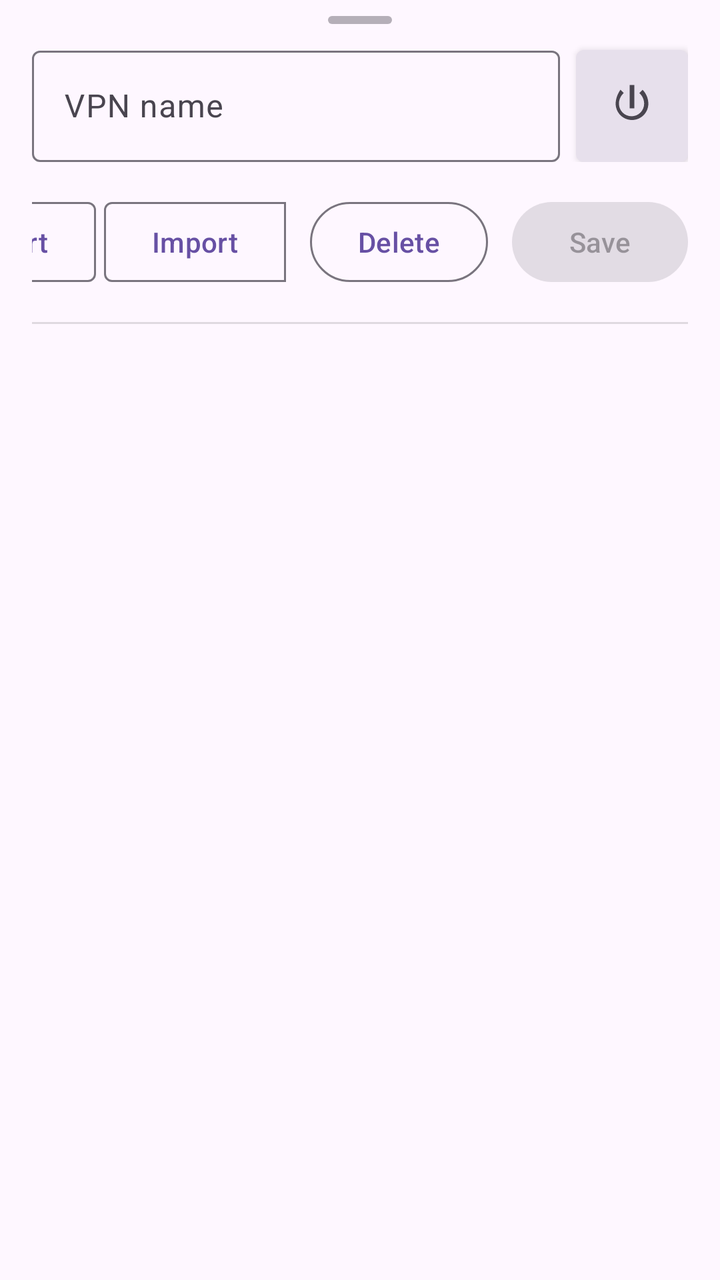
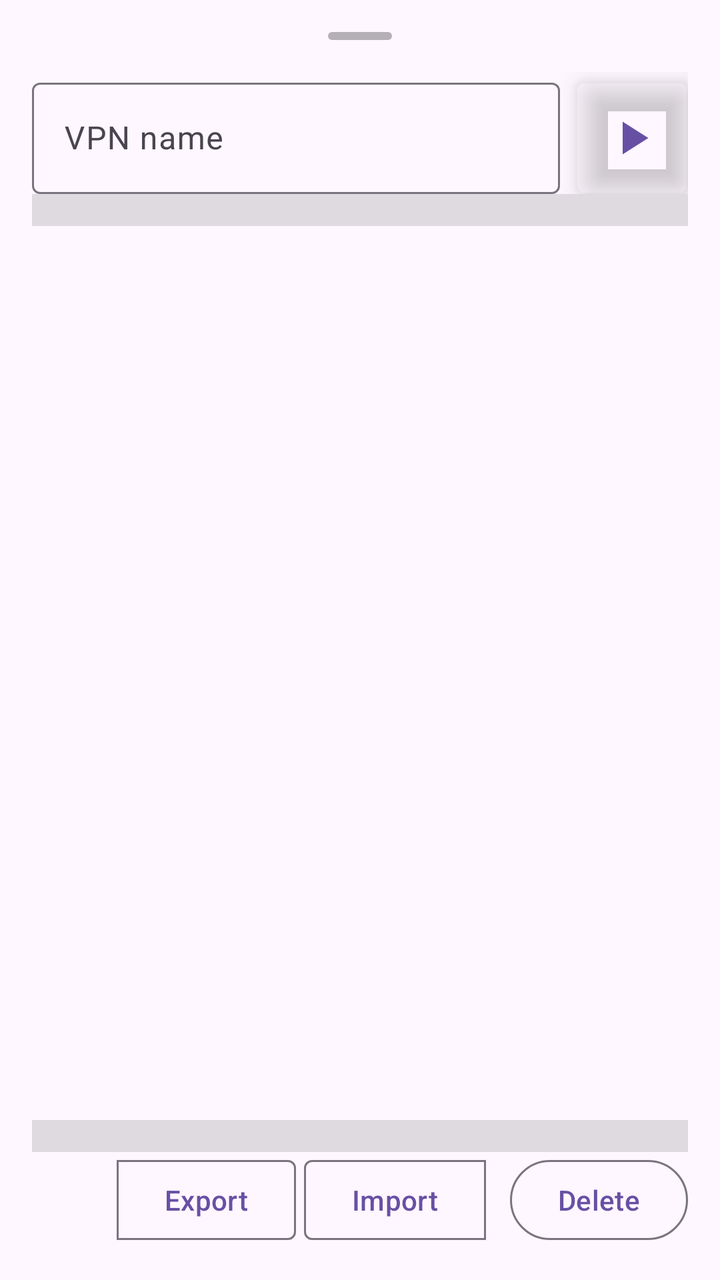

Screens rendered from an Android XML layout before and after an edit, with the pre-edit source and the edit as a unified diff.
<!-- AndroidManifest.xml: application theme Theme.Kqt -->
<!-- res/layout/sheet_edit_vpn.xml -->
<?xml version="1.0" encoding="utf-8"?>
<androidx.core.widget.NestedScrollView xmlns:android="http://schemas.android.com/apk/res/android"
    xmlns:app="http://schemas.android.com/apk/res-auto"
    android:layout_width="match_parent"
    android:layout_height="match_parent"
    android:fillViewport="true">

    <LinearLayout
        android:layout_width="match_parent"
        android:layout_height="match_parent"
        android:orientation="vertical">

        
        <View
            android:id="@+id/dragHandle"
            android:layout_width="32dp"
            android:layout_height="4dp"
            android:layout_gravity="center_horizontal"
            android:layout_marginTop="8dp"
            android:layout_marginBottom="8dp"
            android:alpha="0.4"
            android:background="@drawable/bottom_sheet_handle" />

        <LinearLayout
            android:layout_width="match_parent"
            android:layout_height="match_parent"
            android:orientation="vertical"
            android:paddingStart="16dp"
            android:paddingEnd="16dp"
            android:paddingBottom="16dp">

            <LinearLayout
                android:layout_width="match_parent"
                android:layout_height="wrap_content"
                android:orientation="horizontal">

            <com.google.android.material.textfield.TextInputLayout
                style="@style/Widget.Material3.TextInputLayout.OutlinedBox"
                android:layout_width="0dp"
                android:layout_height="wrap_content"
                android:layout_gravity="center_vertical"
                android:layout_weight="1"
                android:minHeight="@dimen/vpn_field_height"
                android:hint="@string/vpn_name"
                app:boxCornerRadiusBottomEnd="@dimen/vpn_field_corner"
                app:boxCornerRadiusBottomStart="@dimen/vpn_field_corner"
                app:boxCornerRadiusTopEnd="@dimen/vpn_field_corner"
                app:boxCornerRadiusTopStart="@dimen/vpn_field_corner">

                <com.google.android.material.textfield.TextInputEditText
                    android:id="@+id/nameInput"
                    android:layout_width="match_parent"
                    android:layout_height="match_parent"
                    android:gravity="center_vertical" />
            </com.google.android.material.textfield.TextInputLayout>

            <com.google.android.material.button.MaterialButton
                android:id="@+id/toggleIconButton"
                style="@style/Widget.Material3.Button.IconButton"
                android:layout_width="@dimen/vpn_field_height"
                android:layout_height="@dimen/vpn_field_height"
                android:layout_marginStart="8dp"
                android:layout_gravity="bottom"
                android:checkable="true"
                android:contentDescription="@string/toggle_vpn"
                android:elevation="@dimen/vpn_icon_button_elevation"
                android:insetLeft="0dp"
                android:insetTop="0dp"
                android:insetRight="0dp"
                android:insetBottom="0dp"
                android:padding="0dp"
                app:backgroundTint="@color/tint_toggle_background"
                app:cornerRadius="@dimen/vpn_field_corner"
                app:icon="@drawable/ic_power"
                app:iconGravity="textTop"
                app:iconPadding="0dp"
                app:iconSize="28dp"
                app:iconTint="@color/tint_toggle_icon" />
        </LinearLayout>

        
        <HorizontalScrollView
            android:layout_width="match_parent"
            android:layout_height="wrap_content"
            android:layout_marginTop="16dp"
            android:scrollbars="none"
            android:layoutDirection="rtl">

            <LinearLayout
                android:layout_width="wrap_content"
                android:layout_height="wrap_content"
                android:orientation="horizontal"
                android:layoutDirection="ltr">

                <com.google.android.material.button.MaterialButton
                    android:id="@+id/exportButton"
                    style="@style/Widget.Material3.Button.OutlinedButton"
                    android:layout_width="wrap_content"
                    android:layout_height="wrap_content"
                    android:text="@string/export_cfg"
                    app:shapeAppearance="@style/ShapeAppearance.Material3.Corner.Left" />

                <com.google.android.material.button.MaterialButton
                    android:id="@+id/importButton"
                    style="@style/Widget.Material3.Button.OutlinedButton"
                    android:layout_width="wrap_content"
                    android:layout_height="wrap_content"
                    android:layout_marginStart="4dp"
                    android:text="@string/import_cfg"
                    app:shapeAppearance="@style/ShapeAppearance.Material3.Corner.Right" />

                <com.google.android.material.button.MaterialButton
                    android:id="@+id/deleteButton"
                    style="@style/Widget.Material3.Button.OutlinedButton"
                    android:layout_width="wrap_content"
                    android:layout_height="wrap_content"
                    android:layout_marginStart="12dp"
                    android:text="@string/delete" />

                <com.google.android.material.button.MaterialButton
                    android:id="@+id/saveButton"
                    style="@style/Widget.Material3.Button"
                    android:layout_width="wrap_content"
                    android:layout_height="wrap_content"
                    android:layout_marginStart="12dp"
                    android:enabled="false"
                    android:text="@string/save" />
            </LinearLayout>
        </HorizontalScrollView>

        
        <View
            android:layout_width="match_parent"
            android:layout_height="1dp"
            android:layout_marginTop="16dp"
            android:layout_marginBottom="12dp"
            android:background="?android:attr/listDivider" />

        
        <FrameLayout
            android:id="@+id/editorContainer"
            android:layout_width="match_parent"
            android:layout_height="0dp"
            android:layout_weight="1"
            android:minHeight="240dp">

            
            <FrameLayout
                android:id="@+id/codeEditorWrapper"
                android:layout_width="match_parent"
                android:layout_height="match_parent"
                android:padding="12dp"
                android:visibility="gone">

                
                <io.github.rosemoe.sora.widget.CodeEditor
                    android:id="@+id/codeEditor"
                    android:layout_width="match_parent"
                    android:layout_height="match_parent" />
            </FrameLayout>

            
            <LinearLayout
                android:id="@+id/decryptPlaceholder"
                android:layout_width="match_parent"
                android:layout_height="match_parent"
                android:orientation="vertical"
                android:gravity="top|center_horizontal"
                android:padding="40dp"
                android:background="@drawable/config_text_background"
                android:clickable="true"
                android:focusable="true"
                android:visibility="gone">

                <ImageView
                    android:layout_width="48dp"
                    android:layout_height="48dp"
                    android:src="@drawable/ic_lock_open"
                    android:alpha="0.4"
                    android:importantForAccessibility="no" />

                <TextView
                    android:layout_width="wrap_content"
                    android:layout_height="wrap_content"
                    android:layout_marginTop="12dp"
                    android:text="@string/decrypt_config"
                    android:textSize="16sp"
                    android:alpha="0.6" />
            </LinearLayout>

            
            <LinearLayout
                android:id="@+id/addConfigPlaceholder"
                android:layout_width="match_parent"
                android:layout_height="match_parent"
                android:orientation="vertical"
                android:gravity="top|center_horizontal"
                android:padding="40dp"
                android:background="@drawable/config_text_background"
                android:clickable="true"
                android:focusable="true"
                android:visibility="gone">

                <ImageView
                    android:layout_width="48dp"
                    android:layout_height="48dp"
                    android:src="@drawable/ic_add"
                    android:alpha="0.4"
                    android:importantForAccessibility="no" />

                <TextView
                    android:layout_width="wrap_content"
                    android:layout_height="wrap_content"
                    android:layout_marginTop="12dp"
                    android:text="@string/add_example_config"
                    android:textSize="16sp"
                    android:alpha="0.6" />
            </LinearLayout>
        </FrameLayout>
        </LinearLayout>
    </LinearLayout>
</androidx.core.widget.NestedScrollView>
<!-- resources referenced by this layout -->
<resources>
  <dimen name="vpn_field_corner">4dp</dimen>
  <dimen name="vpn_field_height">56dp</dimen>
  <dimen name="vpn_icon_button_elevation">2dp</dimen>
  <!-- drawable bottom_sheet_handle (drawable) -->
  <?xml version="1.0" encoding="utf-8"?>
  <shape xmlns:android="http://schemas.android.com/apk/res/android"
      android:shape="rectangle">
      <solid android:color="?attr/colorOnSurfaceVariant" />
      <corners android:radius="2dp" />
  </shape>
  <!-- drawable config_text_background (drawable) -->
  <?xml version="1.0" encoding="utf-8"?>
  <shape xmlns:android="http://schemas.android.com/apk/res/android"
      android:shape="rectangle">
      <solid android:color="#1A000000" />
      <corners android:radius="8dp" />
      <stroke
          android:width="1dp"
          android:color="#33000000" />
  </shape>
  <!-- drawable ic_add (drawable) -->
  <vector xmlns:android="http://schemas.android.com/apk/res/android"
      android:width="24dp"
      android:height="24dp"
      android:viewportWidth="24"
      android:viewportHeight="24"
      android:tint="?attr/colorControlNormal">
      <path
          android:fillColor="@android:color/white"
          android:pathData="M19,13h-6v6h-2v-6H5v-2h6V5h2v6h6v2z"/>
  </vector>
  <!-- drawable ic_lock_open (drawable) -->
  <vector xmlns:android="http://schemas.android.com/apk/res/android"
      android:width="24dp"
      android:height="24dp"
      android:viewportWidth="960"
      android:viewportHeight="960"
      android:tint="?attr/colorControlNormal">
      <path
          android:fillColor="@android:color/white"
          android:pathData="M240,320h360v-80q0,-50 -35,-85t-85,-35q-50,0 -85,35t-35,85h-80q0,-83 58.5,-141.5T480,40q83,0 141.5,58.5T680,240v80h40q33,0 56.5,23.5T800,400v400q0,33 -23.5,56.5T720,880H240q-33,0 -56.5,-23.5T160,800v-400q0,-33 23.5,-56.5T240,320Zm0,480h480v-400H240v400Zm296.5,-143.5Q560,633 560,600t-23.5,-56.5Q513,520 480,520t-56.5,23.5Q400,567 400,600t23.5,56.5Q447,680 480,680t56.5,-23.5ZM240,800v-400 400Z"/>
  </vector>
  <!-- drawable ic_power (drawable) -->
  <?xml version="1.0" encoding="utf-8"?>
  <vector xmlns:android="http://schemas.android.com/apk/res/android"
      android:width="24dp"
      android:height="24dp"
      android:viewportWidth="24"
      android:viewportHeight="24">
      <path
          android:fillColor="#FF000000"
          android:pathData="M11,3h2v10h-2zM7.05,5.05l1.41,1.41C7.17,7.61 6.4,9.25 6.4,11c0,2.98 2.42,5.4 5.4,5.4s5.4,-2.42 5.4,-5.4c0,-1.75 -0.77,-3.39 -2.06,-4.54l1.41,-1.41C18.04,6.56 19,8.74 19,11c0,3.87 -3.13,7 -7,7s-7,-3.13 -7,-7c0,-2.26 0.96,-4.44 2.05,-5.95z" />
  </vector>
  <string name="add_example_config">Add Example Config</string>
  <string name="decrypt_config">Decrypt configuration</string>
  <string name="delete">Delete</string>
  <string name="export_cfg">Export</string>
  <string name="import_cfg">Import</string>
  <string name="save">Save</string>
  <string name="toggle_vpn">Toggle VPN</string>
  <string name="vpn_name">VPN name</string>
  <style name="ShapeAppearance.Material3.Corner.Left" parent="@style/ShapeAppearance.M3.Comp.Button.Small.Container.Shape.Round">
          <item name="cornerFamily">rounded</item>
          <item name="cornerSizeTopRight">4dp</item>
          <item name="cornerSizeBottomRight">4dp</item>
      </style>
  <style name="ShapeAppearance.Material3.Corner.Right" parent="@style/ShapeAppearance.M3.Comp.Button.Small.Container.Shape.Round">
          <item name="cornerFamily">rounded</item>
          <item name="cornerSizeTopLeft">4dp</item>
          <item name="cornerSizeBottomLeft">4dp</item>
      </style>
  <style name="Theme.Kqt" parent="Theme.Material3.DayNight.NoActionBar">
  
      </style>
</resources>

<!-- the commit's change to res/layout/sheet_edit_vpn.xml (unified diff, before → after) -->
@@ -1,38 +1,34 @@
 <?xml version="1.0" encoding="utf-8"?>
-<androidx.core.widget.NestedScrollView xmlns:android="http://schemas.android.com/apk/res/android"
+<LinearLayout xmlns:android="http://schemas.android.com/apk/res/android"
     xmlns:app="http://schemas.android.com/apk/res-auto"
+    android:id="@+id/bottomSheetContent"
     android:layout_width="match_parent"
     android:layout_height="match_parent"
-    android:fillViewport="true">
+    android:orientation="vertical">
+
+    
+    <View
+        android:id="@+id/dragHandle"
+        android:layout_width="32dp"
+        android:layout_height="4dp"
+        android:layout_gravity="center_horizontal"
+        android:layout_marginTop="16dp"
+        android:layout_marginBottom="16dp"
+        android:alpha="0.4"
+        android:background="@drawable/bottom_sheet_handle" />
 
     <LinearLayout
         android:layout_width="match_parent"
         android:layout_height="match_parent"
-        android:orientation="vertical">
-
-        
-        <View
-            android:id="@+id/dragHandle"
-            android:layout_width="32dp"
-            android:layout_height="4dp"
-            android:layout_gravity="center_horizontal"
-            android:layout_marginTop="8dp"
-            android:layout_marginBottom="8dp"
-            android:alpha="0.4"
-            android:background="@drawable/bottom_sheet_handle" />
+        android:orientation="vertical"
+        android:paddingStart="16dp"
+        android:paddingEnd="16dp"
+        android:paddingBottom="16dp">
 
         <LinearLayout
             android:layout_width="match_parent"
-            android:layout_height="match_parent"
-            android:orientation="vertical"
-            android:paddingStart="16dp"
-            android:paddingEnd="16dp"
-            android:paddingBottom="16dp">
-
-            <LinearLayout
-                android:layout_width="match_parent"
-                android:layout_height="wrap_content"
-                android:orientation="horizontal">
+            android:layout_height="wrap_content"
+            android:orientation="horizontal">
 
             <com.google.android.material.textfield.TextInputLayout
                 style="@style/Widget.Material3.TextInputLayout.OutlinedBox"
@@ -40,8 +36,8 @@
                 android:layout_height="wrap_content"
                 android:layout_gravity="center_vertical"
                 android:layout_weight="1"
+                android:hint="@string/vpn_name"
                 android:minHeight="@dimen/vpn_field_height"
-                android:hint="@string/vpn_name"
                 app:boxCornerRadiusBottomEnd="@dimen/vpn_field_corner"
                 app:boxCornerRadiusBottomStart="@dimen/vpn_field_corner"
                 app:boxCornerRadiusTopEnd="@dimen/vpn_field_corner"
@@ -59,9 +55,8 @@
                 style="@style/Widget.Material3.Button.IconButton"
                 android:layout_width="@dimen/vpn_field_height"
                 android:layout_height="@dimen/vpn_field_height"
+                android:layout_gravity="bottom"
                 android:layout_marginStart="8dp"
-                android:layout_gravity="bottom"
-                android:checkable="true"
                 android:contentDescription="@string/toggle_vpn"
                 android:elevation="@dimen/vpn_icon_button_elevation"
                 android:insetLeft="0dp"
@@ -69,71 +64,17 @@
                 android:insetRight="0dp"
                 android:insetBottom="0dp"
                 android:padding="0dp"
-                app:backgroundTint="@color/tint_toggle_background"
                 app:cornerRadius="@dimen/vpn_field_corner"
-                app:icon="@drawable/ic_power"
-                app:iconGravity="textTop"
+                app:icon="@drawable/ic_play"
+                app:iconGravity="textStart"
                 app:iconPadding="0dp"
-                app:iconSize="28dp"
-                app:iconTint="@color/tint_toggle_icon" />
+                app:iconSize="28dp" />
         </LinearLayout>
 
         
-        <HorizontalScrollView
-            android:layout_width="match_parent"
-            android:layout_height="wrap_content"
-            android:layout_marginTop="16dp"
-            android:scrollbars="none"
-            android:layoutDirection="rtl">
-
-            <LinearLayout
-                android:layout_width="wrap_content"
-                android:layout_height="wrap_content"
-                android:orientation="horizontal"
-                android:layoutDirection="ltr">
-
-                <com.google.android.material.button.MaterialButton
-                    android:id="@+id/exportButton"
-                    style="@style/Widget.Material3.Button.OutlinedButton"
-                    android:layout_width="wrap_content"
-                    android:layout_height="wrap_content"
-                    android:text="@string/export_cfg"
-                    app:shapeAppearance="@style/ShapeAppearance.Material3.Corner.Left" />
-
-                <com.google.android.material.button.MaterialButton
-                    android:id="@+id/importButton"
-                    style="@style/Widget.Material3.Button.OutlinedButton"
-                    android:layout_width="wrap_content"
-                    android:layout_height="wrap_content"
-                    android:layout_marginStart="4dp"
-                    android:text="@string/import_cfg"
-                    app:shapeAppearance="@style/ShapeAppearance.Material3.Corner.Right" />
-
-                <com.google.android.material.button.MaterialButton
-                    android:id="@+id/deleteButton"
-                    style="@style/Widget.Material3.Button.OutlinedButton"
-                    android:layout_width="wrap_content"
-                    android:layout_height="wrap_content"
-                    android:layout_marginStart="12dp"
-                    android:text="@string/delete" />
-
-                <com.google.android.material.button.MaterialButton
-                    android:id="@+id/saveButton"
-                    style="@style/Widget.Material3.Button"
-                    android:layout_width="wrap_content"
-                    android:layout_height="wrap_content"
-                    android:layout_marginStart="12dp"
-                    android:enabled="false"
-                    android:text="@string/save" />
-            </LinearLayout>
-        </HorizontalScrollView>
-
-        
         <View
             android:layout_width="match_parent"
-            android:layout_height="1dp"
-            android:layout_marginTop="16dp"
-            android:layout_marginBottom="12dp"
+            android:layout_height="16dp"
             android:background="?android:attr/listDivider" />
 
         
@@ -164,28 +105,28 @@
                 android:id="@+id/decryptPlaceholder"
                 android:layout_width="match_parent"
                 android:layout_height="match_parent"
-                android:orientation="vertical"
-                android:gravity="top|center_horizontal"
-                android:padding="40dp"
                 android:background="@drawable/config_text_background"
                 android:clickable="true"
                 android:focusable="true"
+                android:gravity="top|center_horizontal"
+                android:orientation="vertical"
+                android:padding="40dp"
                 android:visibility="gone">
 
                 <ImageView
                     android:layout_width="48dp"
                     android:layout_height="48dp"
-                    android:src="@drawable/ic_lock_open"
                     android:alpha="0.4"
-                    android:importantForAccessibility="no" />
+                    android:importantForAccessibility="no"
+                    android:src="@drawable/ic_lock_open" />
 
                 <TextView
                     android:layout_width="wrap_content"
                     android:layout_height="wrap_content"
                     android:layout_marginTop="12dp"
+                    android:alpha="0.6"
                     android:text="@string/decrypt_config"
-                    android:textSize="16sp"
-                    android:alpha="0.6" />
+                    android:textSize="16sp" />
             </LinearLayout>
 
             
@@ -193,30 +134,68 @@
                 android:id="@+id/addConfigPlaceholder"
                 android:layout_width="match_parent"
                 android:layout_height="match_parent"
-                android:orientation="vertical"
-                android:gravity="top|center_horizontal"
-                android:padding="40dp"
                 android:background="@drawable/config_text_background"
                 android:clickable="true"
                 android:focusable="true"
+                android:gravity="top|center_horizontal"
+                android:orientation="vertical"
+                android:padding="40dp"
                 android:visibility="gone">
 
                 <ImageView
                     android:layout_width="48dp"
                     android:layout_height="48dp"
-                    android:src="@drawable/ic_add"
                     android:alpha="0.4"
-                    android:importantForAccessibility="no" />
+                    android:importantForAccessibility="no"
+                    android:src="@drawable/ic_add" />
 
                 <TextView
                     android:layout_width="wrap_content"
                     android:layout_height="wrap_content"
                     android:layout_marginTop="12dp"
+                    android:alpha="0.6"
                     android:text="@string/add_example_config"
-                    android:textSize="16sp"
-                    android:alpha="0.6" />
+                    android:textSize="16sp" />
             </LinearLayout>
         </FrameLayout>
+
+        
+        <View
+            android:layout_width="match_parent"
+            android:layout_height="16dp"
+            android:background="?android:attr/listDivider" />
+
+        
+        <LinearLayout
+            android:layout_width="wrap_content"
+            android:layout_height="wrap_content"
+            android:layout_gravity="end"
+            android:orientation="horizontal">
+
+            <com.google.android.material.button.MaterialButton
+                android:id="@+id/exportButton"
+                style="@style/Widget.Material3.Button.OutlinedButton"
+                android:layout_width="wrap_content"
+                android:layout_height="wrap_content"
+                android:text="@string/export_cfg"
+                app:shapeAppearance="@style/ShapeAppearance.Material3.Corner.Left" />
+
+            <com.google.android.material.button.MaterialButton
+                android:id="@+id/importButton"
+                style="@style/Widget.Material3.Button.OutlinedButton"
+                android:layout_width="wrap_content"
+                android:layout_height="wrap_content"
+                android:layout_marginStart="4dp"
+                android:text="@string/import_cfg"
+                app:shapeAppearance="@style/ShapeAppearance.Material3.Corner.Right" />
+
+            <com.google.android.material.button.MaterialButton
+                android:id="@+id/deleteButton"
+                style="@style/Widget.Material3.Button.OutlinedButton"
+                android:layout_width="wrap_content"
+                android:layout_height="wrap_content"
+                android:layout_marginStart="12dp"
+                android:text="@string/delete" />
         </LinearLayout>
     </LinearLayout>
-</androidx.core.widget.NestedScrollView>
+</LinearLayout>
<!-- resource entries referenced after the edit -->
@@ -2,7 +2,7 @@
 <resources>
   <dimen name="vpn_field_corner">4dp</dimen>
   <dimen name="vpn_field_height">56dp</dimen>
-  <dimen name="vpn_icon_button_elevation">2dp</dimen>
+  <dimen name="vpn_icon_button_elevation">8dp</dimen>
   <!-- drawable bottom_sheet_handle (drawable) -->
   <?xml version="1.0" encoding="utf-8"?>
   <shape xmlns:android="http://schemas.android.com/apk/res/android"
@@ -42,23 +42,22 @@
           android:fillColor="@android:color/white"
           android:pathData="M240,320h360v-80q0,-50 -35,-85t-85,-35q-50,0 -85,35t-35,85h-80q0,-83 58.5,-141.5T480,40q83,0 141.5,58.5T680,240v80h40q33,0 56.5,23.5T800,400v400q0,33 -23.5,56.5T720,880H240q-33,0 -56.5,-23.5T160,800v-400q0,-33 23.5,-56.5T240,320Zm0,480h480v-400H240v400Zm296.5,-143.5Q560,633 560,600t-23.5,-56.5Q513,520 480,520t-56.5,23.5Q400,567 400,600t23.5,56.5Q447,680 480,680t56.5,-23.5ZM240,800v-400 400Z"/>
   </vector>
-  <!-- drawable ic_power (drawable) -->
-  <?xml version="1.0" encoding="utf-8"?>
+  <!-- drawable ic_play (drawable) -->
   <vector xmlns:android="http://schemas.android.com/apk/res/android"
       android:width="24dp"
       android:height="24dp"
       android:viewportWidth="24"
-      android:viewportHeight="24">
+      android:viewportHeight="24"
+      android:tint="?attr/colorControlNormal">
       <path
-          android:fillColor="#FF000000"
-          android:pathData="M11,3h2v10h-2zM7.05,5.05l1.41,1.41C7.17,7.61 6.4,9.25 6.4,11c0,2.98 2.42,5.4 5.4,5.4s5.4,-2.42 5.4,-5.4c0,-1.75 -0.77,-3.39 -2.06,-4.54l1.41,-1.41C18.04,6.56 19,8.74 19,11c0,3.87 -3.13,7 -7,7s-7,-3.13 -7,-7c0,-2.26 0.96,-4.44 2.05,-5.95z" />
+          android:fillColor="@android:color/white"
+          android:pathData="M8,5v14l11,-7z" />
   </vector>
   <string name="add_example_config">Add Example Config</string>
   <string name="decrypt_config">Decrypt configuration</string>
   <string name="delete">Delete</string>
   <string name="export_cfg">Export</string>
   <string name="import_cfg">Import</string>
-  <string name="save">Save</string>
   <string name="toggle_vpn">Toggle VPN</string>
   <string name="vpn_name">VPN name</string>
   <style name="ShapeAppearance.Material3.Corner.Left" parent="@style/ShapeAppearance.M3.Comp.Button.Small.Container.Shape.Round">
